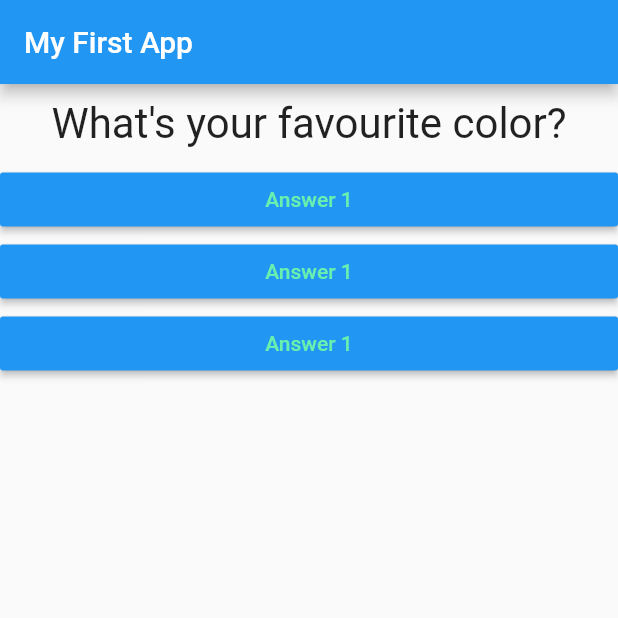
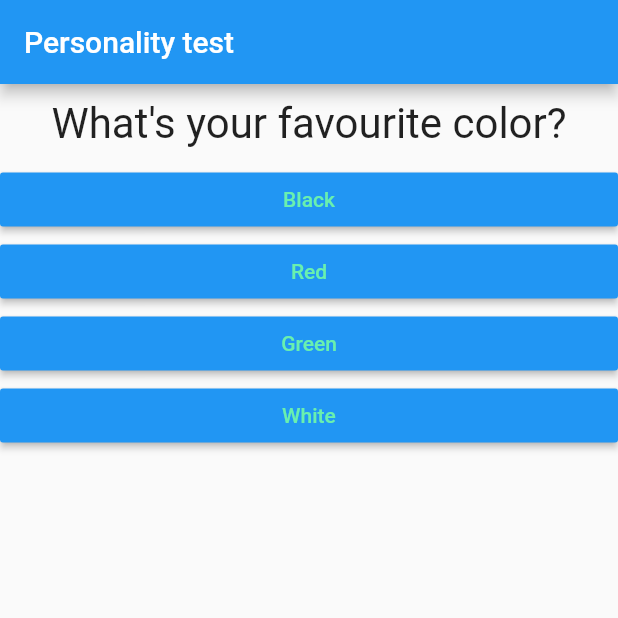
Before and after one commit to nictheriscer/First_app, a Flutter app: the screen it shows after launch, on a phone screen of 412 x 824 dp, the top half of it. Run offline on Flutter 3.47's test engine with Material 2 defaults, Android fonts, the phone set to English and light mode, and no system bars.

Commit message:
Finished the code

```diff
--- a/lib/answer.dart
+++ b/lib/answer.dart
@@ -1,18 +1,21 @@
+//import the packages
 import 'package:flutter/material.dart';
 
 class Answer extends StatelessWidget {
-final VoidCallback selectHandler;
+  final VoidCallback selectHandler;
+  final String answerText;
 
-  Answer(this.selectHandler);
+  Answer(this.selectHandler, this.answerText);
 
+//build the answer buttons
   @override
   Widget build(BuildContext context) {
     return Container(
       width: double.infinity,
       child: RaisedButton(
         color: Colors.blue,
-        textColor:  Colors.greenAccent,
-        child: Text('Answer 1'),
+        textColor: Colors.greenAccent,
+        child: Text(answerText),
         onPressed: selectHandler,
       ),
     );
--- a/lib/main.dart
+++ b/lib/main.dart
@@ -1,13 +1,18 @@
 // ignore_for_file: deprecated_member_use, avoid_print
+//import the packages for flutter
+import 'package:flutter/material.dart';
+import 'package:test/result.dart';
+//import the files needed
+import './answer.dart';
+import './quiz.dart';
+import './result.dart';
 
-import 'package:flutter/material.dart';
-
-import './question.dart';
-import './answer.dart';
-
+//starting function
 void main() {
   runApp(MyApp());
 }
+
+
 
 class MyApp extends StatefulWidget {
   @override
@@ -18,36 +23,75 @@ class MyApp extends StatefulWidget {
 }
 
 class _MyAppState extends State<MyApp> {
+  final _questions = const [
+    //ask the questions
+    {
+      'questionText': 'What\'s your favourite color?',
+      'answers': [
+        {'text': 'Black', 'score': 10},
+        {'text': 'Red', 'score': 5},
+        {'text': 'Green', 'score': 3},
+        {'text': 'White', 'score': 1}
+      ],
+    },
+    {
+      'questionText': 'What\'s your favourite animal?',
+      'answers': [
+        {'text': 'Rabbit', 'score': 1},
+        {'text': 'Snake', 'score': 8},
+        {'text': 'Spider', 'score': 10},
+        {'text': 'Lion', 'score': 5}
+      ],
+    },
+    {
+      'questionText': 'Who\'s your favourite person?',
+      'answers': [
+        {'text': 'Nic', 'score': 1},
+        {'text': 'Tim', 'score': 10},
+        {'text': 'Alex', 'score': 10},
+        {'text': 'Noah', 'score': 10}
+      ],
+    }
+  ];
   var _questionIndex = 0;
+  var _totalScore = 0;
+//reset the quiz
+  void _resetQuiz() {
+    setState(() {
+    _questionIndex = 0;
+    _totalScore = 0;
+    });
 
-  void _answerQuestion() {
+  }
+
+  void _answerQuestion(int score) {
+    _totalScore += score;
+
     setState(() {
       _questionIndex = _questionIndex + 1;
     });
     print(_questionIndex);
+    if (_questionIndex < _questions.length) {
+      print('We have more questions~');
+    } else {
+      print('No more questions');
+    }
   }
-
+// build the widget
   @override
   Widget build(BuildContext context) {
-    var questions = [
-      'What\'s your favourite color?',
-      'What\'s your favourite animal?',
-    ];
     return MaterialApp(
       home: Scaffold(
         appBar: AppBar(
-          title: Text('My First App'),
+          title: const Text('Personality test'),
         ),
-        body: Column(
-          children: [
-            Question(
-              questions[_questionIndex],
-            ),
-            Answer(_answerQuestion),
-            Answer(_answerQuestion),
-            Answer(_answerQuestion),
-          ],
-        ),
+        body: _questionIndex < _questions.length
+            ? Quiz(
+                answerQuestion: _answerQuestion,
+                questionIndex: _questionIndex,
+                questions: _questions,
+              )
+            : Result(_totalScore, _resetQuiz),
       ),
     );
   }
--- a/lib/question.dart
+++ b/lib/question.dart
@@ -1,10 +1,11 @@
+//import the flutter packages
 import 'package:flutter/material.dart';
 
 class Question extends StatelessWidget {
   final String questionText;
 
   Question(this.questionText);
-
+//build the question widget
   @override
   Widget build(BuildContext context) {
     return Container(
--- /dev/null
+++ b/lib/quiz.dart
@@ -0,0 +1,29 @@
+//import the flutter packages
+import 'package:flutter/material.dart';
+//import the files needed
+import './question.dart';
+import './answer.dart';
+class Quiz extends StatelessWidget {
+  final List<Map<String, Object>> questions;
+  final int questionIndex;
+  final Function answerQuestion;
+
+  Quiz(
+      {required this.answerQuestion,
+      required this.questionIndex,
+      required this.questions});
+
+  @override
+  Widget build(BuildContext context) {
+    return Column(
+      children: [
+        Question(questions[questionIndex]['questionText'] as String),
+        ...(questions[questionIndex]['answers'] as List<Map<String, Object>>)
+            .map((answer) {
+          return Answer(
+              () => answerQuestion(answer['score']), answer['text'] as String);
+        }).toList()
+      ],
+    );
+  }
+}
```
Also changed, not shown: lib/result.dart (added, +40 -0 lines).
